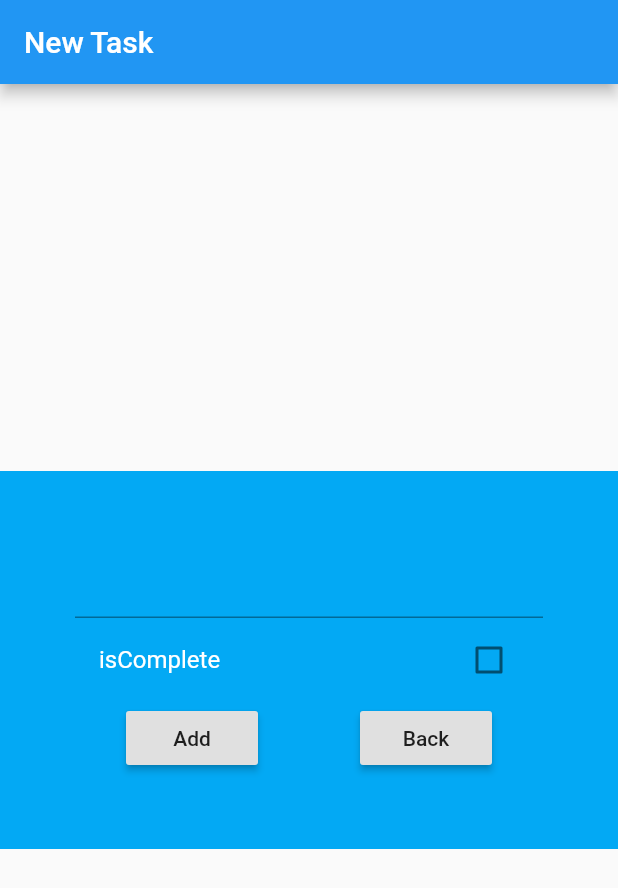
After one commit to shadysamara/kuwaiti_todo, a Flutter app: the screen it shows after launch, after a tap on the "add" icon, on a phone screen of 412 x 824 dp. The commit adds this screen. Shown: the top 888 px of the screen. Run offline on Flutter 3.47's test engine with Material 2 defaults, Android fonts, the phone set to English and light mode, and no system bars.

Commit message:
add task

```diff
--- /dev/null
+++ b/lib/ui/pages/add_task_page.dart
@@ -0,0 +1,79 @@
+import 'package:flutter/material.dart';
+import 'package:kuwaiti_flutter/models/task.dart';
+import 'package:kuwaiti_flutter/repositories/repository.dart';
+
+class AddTaskPage extends StatefulWidget {
+  Function fun;
+  AddTaskPage(this.fun);
+  @override
+  _AddTaskPageState createState() => _AddTaskPageState();
+}
+
+class _AddTaskPageState extends State<AddTaskPage> {
+  String taskTitle;
+
+  bool isComplete = false;
+
+  addTask() {
+    if (taskTitle != null) {
+      Task task = Task(taskTitle: this.taskTitle, isComplete: this.isComplete);
+      allTasks.add(task);
+    }
+  }
+
+  @override
+  Widget build(BuildContext context) {
+    // TODO: implement build
+    return Scaffold(
+      appBar: AppBar(
+        automaticallyImplyLeading: false,
+        title: Text('New Task'),
+      ),
+      body: Center(
+        child: Container(
+          color: Colors.lightBlue,
+          padding: EdgeInsets.all(50),
+          child: Column(
+            mainAxisSize: MainAxisSize.min,
+            mainAxisAlignment: MainAxisAlignment.center,
+            children: <Widget>[
+              TextField(
+                onChanged: (value) {
+                  this.taskTitle = value;
+                },
+              ),
+              CheckboxListTile(
+                  title: Text(
+                    'isComplete',
+                    style: TextStyle(color: Colors.white),
+                  ),
+                  value: isComplete,
+                  onChanged: (value) {
+                    setState(() {
+                      this.isComplete = !this.isComplete;
+                    });
+                  }),
+              Row(
+                mainAxisAlignment: MainAxisAlignment.spaceAround,
+                children: <Widget>[
+                  RaisedButton(
+                      child: Text('Add'),
+                      onPressed: () {
+                        widget.fun(Task(
+                            taskTitle: this.taskTitle,
+                            isComplete: this.isComplete));
+                      }),
+                  RaisedButton(
+                      child: Text('Back'),
+                      onPressed: () {
+                        Navigator.of(context).pop();
+                      })
+                ],
+              )
+            ],
+          ),
+        ),
+      ),
+    );
+  }
+}
--- a/lib/ui/pages/home_page.dart
+++ b/lib/ui/pages/home_page.dart
@@ -1,6 +1,7 @@
 import 'package:flutter/material.dart';
 import 'package:kuwaiti_flutter/models/task.dart';
 import 'package:kuwaiti_flutter/repositories/repository.dart';
+import 'package:kuwaiti_flutter/ui/pages/add_task_page.dart';
 import 'package:kuwaiti_flutter/ui/pages/all_tasks.dart';
 import 'package:kuwaiti_flutter/ui/pages/completed_tasks.dart';
 import 'package:kuwaiti_flutter/ui/pages/in_completed_tasks.dart';
@@ -22,6 +23,13 @@ class _HomePageState extends State<HomePage> {
     setState(() {
       int taskIndex = allTasks.indexOf(task);
       allTasks.removeAt(taskIndex);
+    });
+  }
+
+  addTask(Task task) {
+    // Task task = Task(taskTitle: this.taskTitle, isComplete: this.isComplete);
+    setState(() {
+      allTasks.add(task);
     });
   }
 
@@ -63,6 +71,13 @@ class _HomePageState extends State<HomePage> {
                 changeTaskComplete,
                 removeTask)
           ]),
+          floatingActionButton: FloatingActionButton(
+              child: Icon(Icons.add),
+              onPressed: () {
+                Navigator.of(context).push(MaterialPageRoute(builder: (x) {
+                  return AddTaskPage(addTask);
+                }));
+              }),
         ));
   }
 }
```
